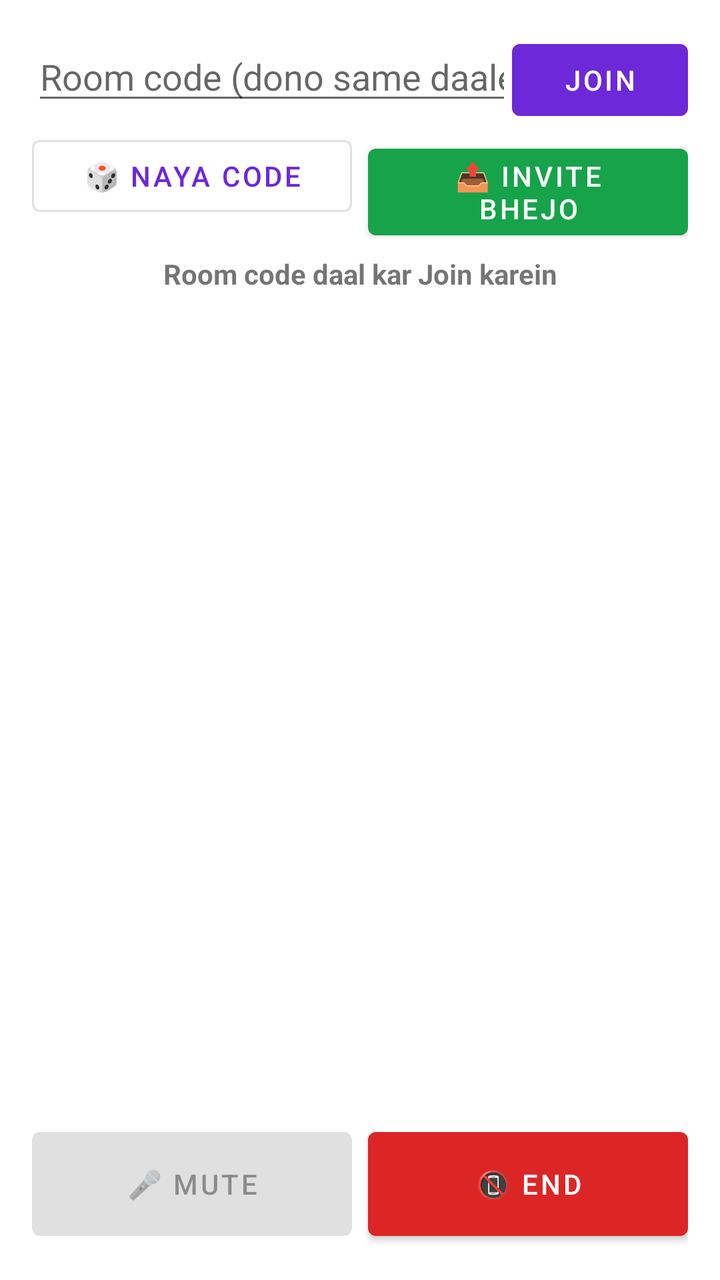
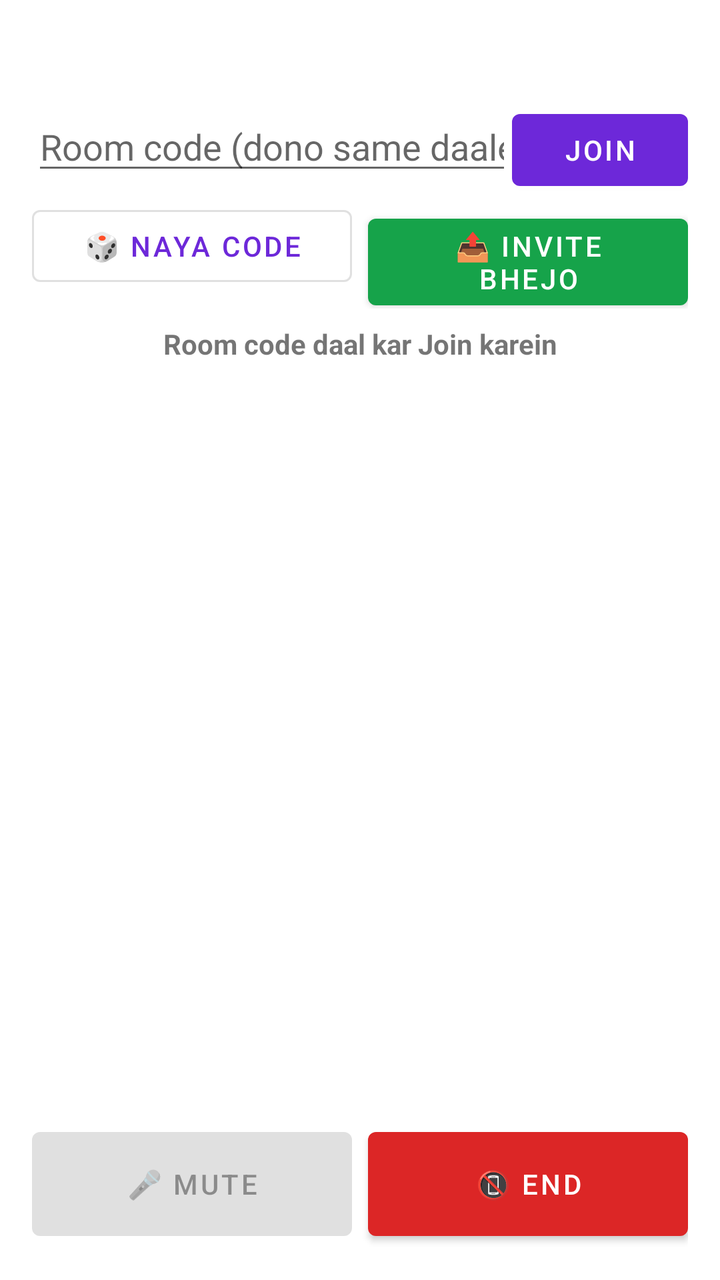

An Android layout rendered at two revisions. The XML below is the earlier revision; the diff shows what the commit changed to produce the second picture.
<!-- AndroidManifest.xml: application theme Theme.LiveTranslator -->
<!-- res/layout/activity_call.xml -->
<?xml version="1.0" encoding="utf-8"?>
<LinearLayout xmlns:android="http://schemas.android.com/apk/res/android"
    xmlns:app="http://schemas.android.com/apk/res-auto"
    android:layout_width="match_parent" android:layout_height="match_parent"
    android:orientation="vertical" android:padding="16dp">

    <LinearLayout android:id="@+id/joinBox" android:layout_width="match_parent"
        android:layout_height="wrap_content" android:orientation="horizontal">
        <EditText android:id="@+id/etRoom" android:layout_width="0dp" android:layout_weight="1"
            android:layout_height="wrap_content" android:hint="Room code (dono same daalein)"
            android:inputType="number" android:maxLength="10" />
        <com.google.android.material.button.MaterialButton android:id="@+id/btnJoin"
            android:layout_width="wrap_content" android:layout_height="wrap_content"
            android:text="Join" />
    </LinearLayout>

    <LinearLayout android:id="@+id/inviteBox" android:layout_width="match_parent"
        android:layout_height="wrap_content" android:orientation="horizontal">
        <com.google.android.material.button.MaterialButton android:id="@+id/btnNewCode"
            style="@style/Widget.MaterialComponents.Button.OutlinedButton"
            android:layout_width="0dp" android:layout_weight="1" android:layout_height="wrap_content"
            android:layout_marginEnd="8dp" android:text="🎲 Naya code" />
        <com.google.android.material.button.MaterialButton android:id="@+id/btnInvite"
            android:layout_width="0dp" android:layout_weight="1" android:layout_height="wrap_content"
            app:backgroundTint="#16A34A" android:text="📤 Invite bhejo" />
    </LinearLayout>

    <TextView android:id="@+id/tvStatus" android:layout_width="match_parent"
        android:layout_height="wrap_content" android:padding="8dp" android:gravity="center"
        android:textStyle="bold" android:text="Room code daal kar Join karein" />

    <TextView android:id="@+id/tvLive" android:layout_width="match_parent"
        android:layout_height="wrap_content" android:gravity="center" android:alpha="0.6"
        android:textStyle="italic" />

    <ScrollView android:id="@+id/scroll" android:layout_width="match_parent"
        android:layout_height="0dp" android:layout_weight="1">
        <TextView android:id="@+id/tvTranscript" android:layout_width="match_parent"
            android:layout_height="wrap_content" android:textSize="17sp" android:textIsSelectable="true" />
    </ScrollView>

    <LinearLayout android:layout_width="match_parent" android:layout_height="wrap_content"
        android:orientation="horizontal">
        <com.google.android.material.button.MaterialButton android:id="@+id/btnMute"
            android:layout_width="0dp" android:layout_weight="1" android:layout_height="64dp"
            android:layout_marginEnd="8dp" android:text="🎤 Mute" android:enabled="false" />
        <com.google.android.material.button.MaterialButton android:id="@+id/btnEnd"
            android:layout_width="0dp" android:layout_weight="1" android:layout_height="64dp"
            app:backgroundTint="#DC2626" android:text="📵 End" />
    </LinearLayout>
</LinearLayout>
<!-- resources referenced by this layout -->
<resources>
  <style name="Theme.LiveTranslator" parent="Theme.MaterialComponents.DayNight.DarkActionBar">
          <item name="colorPrimary">@color/brand</item>
          <item name="colorPrimaryVariant">@color/brand_dark</item>
          <item name="colorOnPrimary">#FFFFFFFF</item>
          <item name="colorSecondary">@color/accent</item>
          <item name="colorOnSecondary">#FFFFFFFF</item>
      </style>
  <color name="brand">#FF6D28D9</color>
  <color name="brand_dark">#FF4C1D95</color>
  <color name="accent">#FFF97316</color>
</resources>

<!-- the commit's change to res/layout/activity_call.xml (unified diff, before → after) -->
@@ -3,6 +3,10 @@
     xmlns:app="http://schemas.android.com/apk/res-auto"
     android:layout_width="match_parent" android:layout_height="match_parent"
     android:orientation="vertical" android:padding="16dp">
+
+    <TextView android:id="@+id/tvTitle" android:layout_width="match_parent"
+        android:layout_height="wrap_content" android:paddingBottom="8dp"
+        android:textSize="20sp" android:textStyle="bold" />
 
     <LinearLayout android:id="@+id/joinBox" android:layout_width="match_parent"
         android:layout_height="wrap_content" android:orientation="horizontal">
<!-- resource entries referenced after the edit -->
@@ -1,6 +1,6 @@
 <!-- resources referenced by this layout -->
 <resources>
-  <style name="Theme.LiveTranslator" parent="Theme.MaterialComponents.DayNight.DarkActionBar">
+  <style name="Theme.LiveTranslator" parent="Theme.MaterialComponents.DayNight.NoActionBar">
           <item name="colorPrimary">@color/brand</item>
           <item name="colorPrimaryVariant">@color/brand_dark</item>
           <item name="colorOnPrimary">#FFFFFFFF</item>
